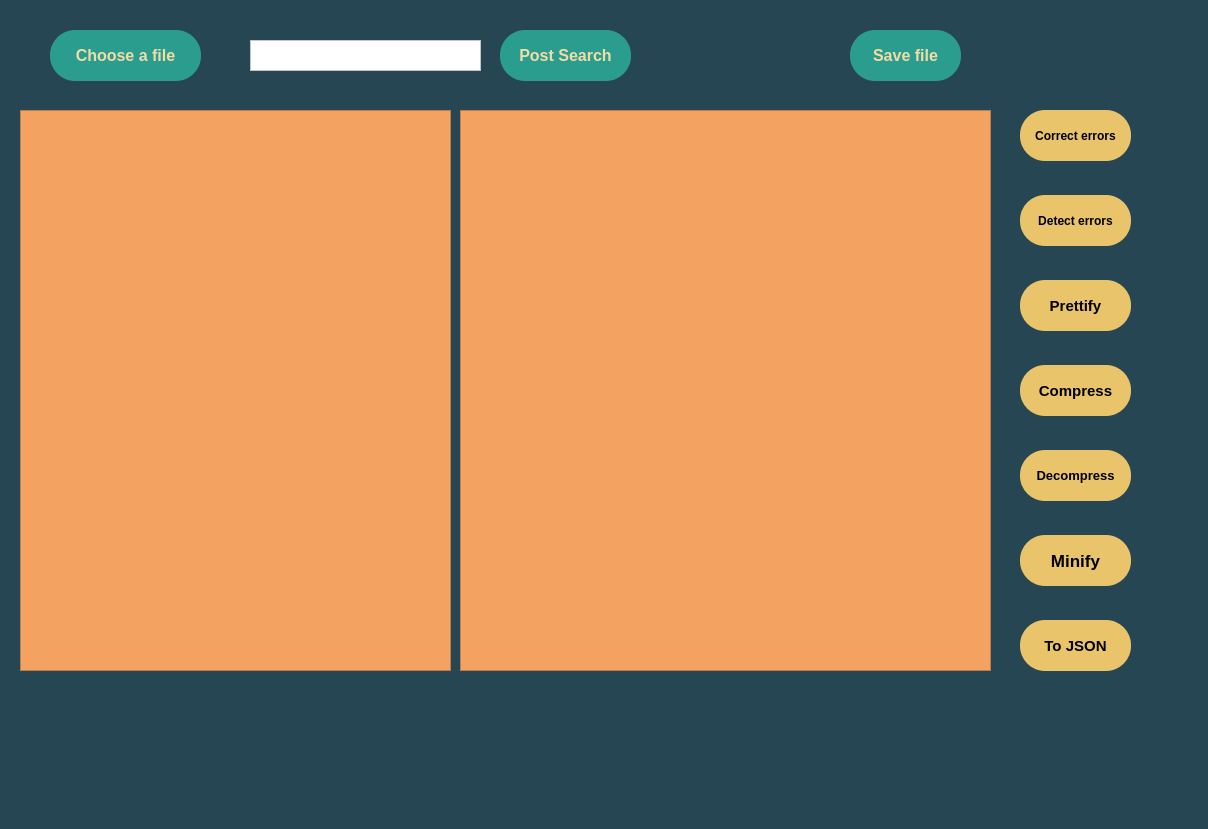
Before: the Qt Designer form xml/xml_toolset/mainwindow.ui in College-Projects-2019-2024/XML-Toolset, drawn with Qt 5.
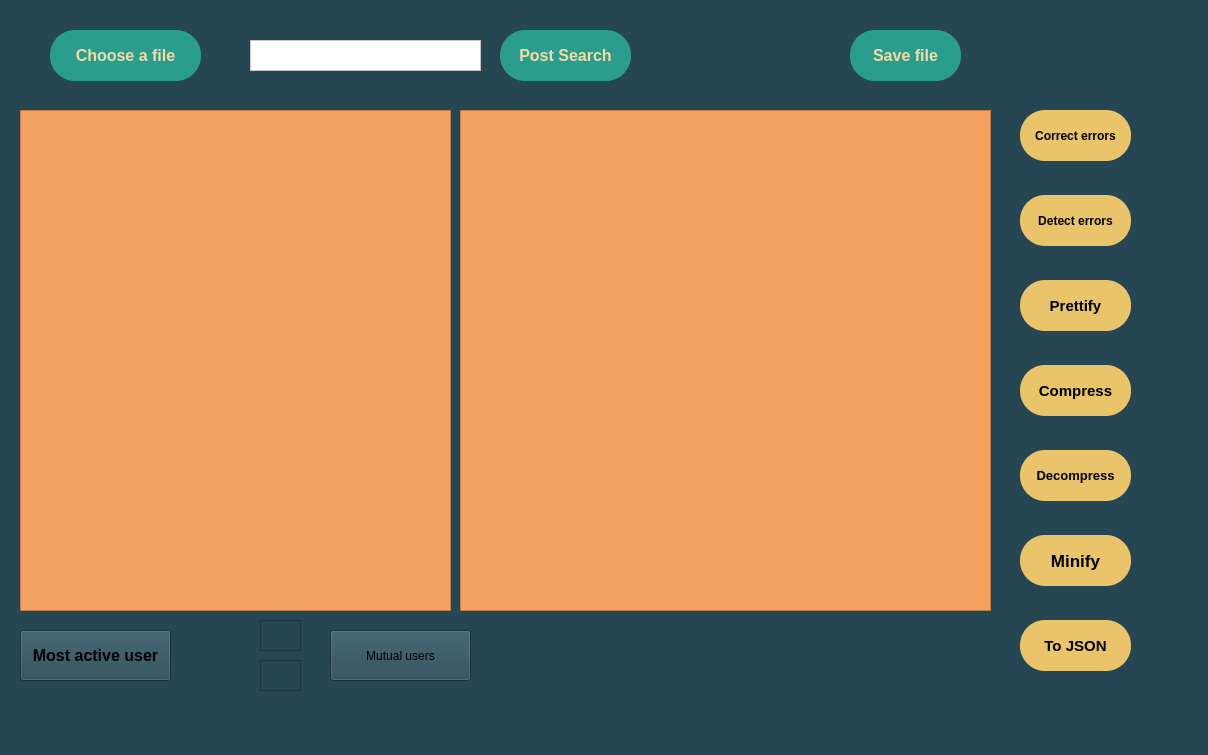
After: the same form once the commit is applied.

The edit to the form file:
```diff
--- a/xml/xml_toolset/mainwindow.ui
+++ b/xml/xml_toolset/mainwindow.ui
@@ -7,7 +7,7 @@
     <x>0</x>
     <y>0</y>
     <width>1208</width>
-    <height>829</height>
+    <height>755</height>
    </rect>
   </property>
   <property name="windowTitle">
@@ -261,7 +261,7 @@
       <x>20</x>
       <y>110</y>
       <width>431</width>
-      <height>561</height>
+      <height>501</height>
      </rect>
     </property>
     <property name="styleSheet">
@@ -276,7 +276,7 @@
       <x>460</x>
       <y>110</y>
       <width>531</width>
-      <height>561</height>
+      <height>501</height>
      </rect>
     </property>
     <property name="styleSheet">
@@ -341,6 +341,98 @@
      <string>Post Search</string>
     </property>
    </widget>
+   <widget class="QPushButton" name="pushButton_11">
+    <property name="enabled">
+     <bool>true</bool>
+    </property>
+    <property name="geometry">
+     <rect>
+      <x>20</x>
+      <y>630</y>
+      <width>151</width>
+      <height>51</height>
+     </rect>
+    </property>
+    <property name="font">
+     <font>
+      <pointsize>12</pointsize>
+      <bold>true</bold>
+     </font>
+    </property>
+    <property name="autoFillBackground">
+     <bool>false</bool>
+    </property>
+    <property name="styleSheet">
+     <string notr="true">QPushButton#pushButton_10{
+border-radius: 25px;
+background: #2a9d8f;
+padding: 5px;
+color: #F2DCA6;
+}</string>
+    </property>
+    <property name="text">
+     <string>Most active user</string>
+    </property>
+   </widget>
+   <widget class="QPushButton" name="pushButton_12">
+    <property name="geometry">
+     <rect>
+      <x>330</x>
+      <y>630</y>
+      <width>141</width>
+      <height>51</height>
+     </rect>
+    </property>
+    <property name="text">
+     <string>Mutual users</string>
+    </property>
+   </widget>
+   <widget class="QPlainTextEdit" name="plainTextEdit_2">
+    <property name="geometry">
+     <rect>
+      <x>260</x>
+      <y>620</y>
+      <width>41</width>
+      <height>31</height>
+     </rect>
+    </property>
+    <property name="font">
+     <font>
+      <pointsize>10</pointsize>
+     </font>
+    </property>
+    <property name="autoFillBackground">
+     <bool>false</bool>
+    </property>
+    <property name="styleSheet">
+     <string notr="true">QPlainTextEdit#plainTextEdit{
+background: #ffffff;
+}</string>
+    </property>
+   </widget>
+   <widget class="QPlainTextEdit" name="plainTextEdit_3">
+    <property name="geometry">
+     <rect>
+      <x>260</x>
+      <y>660</y>
+      <width>41</width>
+      <height>31</height>
+     </rect>
+    </property>
+    <property name="font">
+     <font>
+      <pointsize>10</pointsize>
+     </font>
+    </property>
+    <property name="autoFillBackground">
+     <bool>false</bool>
+    </property>
+    <property name="styleSheet">
+     <string notr="true">QPlainTextEdit#plainTextEdit{
+background: #ffffff;
+}</string>
+    </property>
+   </widget>
   </widget>
   <widget class="QStatusBar" name="statusbar"/>
  </widget>
```
